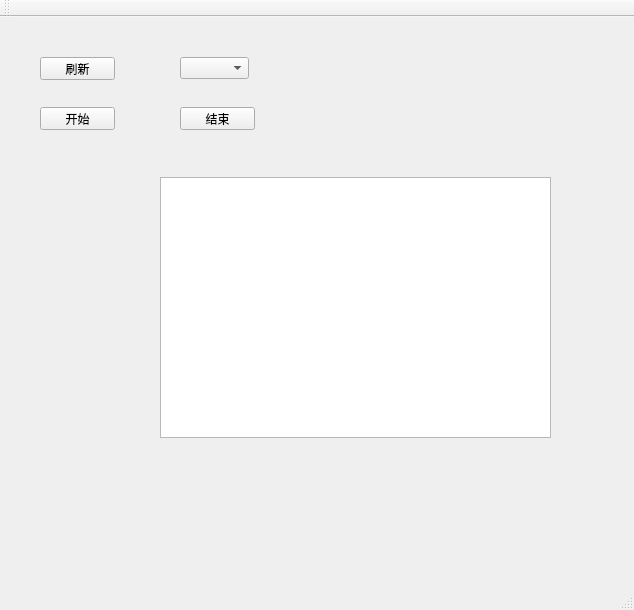
The window that eleSignal/mainwindow.ui (BigCircleLaw/Draw) describes before a commit, drawn with Qt 5.
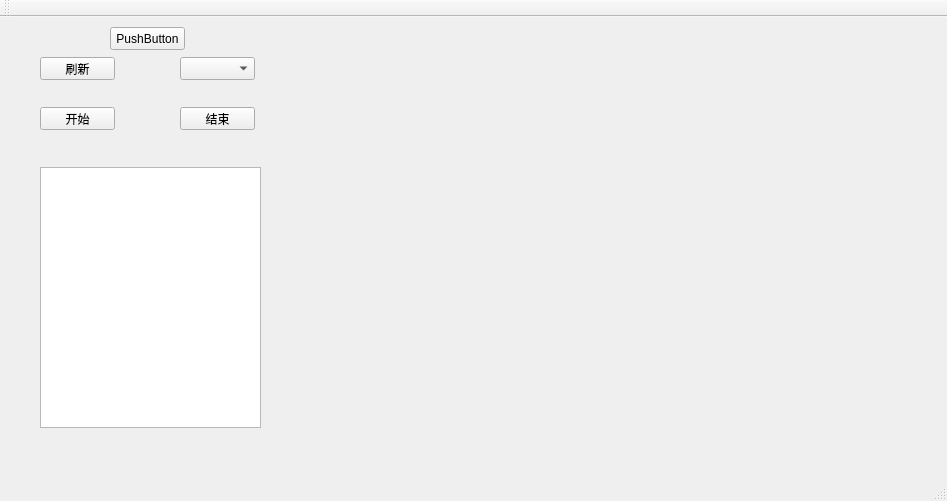
The same window after the commit.

Patch:
```diff
--- a/eleSignal/mainwindow.ui
+++ b/eleSignal/mainwindow.ui
@@ -6,8 +6,8 @@
    <rect>
     <x>0</x>
     <y>0</y>
-    <width>634</width>
-    <height>610</height>
+    <width>947</width>
+    <height>501</height>
    </rect>
   </property>
   <property name="windowTitle">
@@ -32,8 +32,8 @@
      <rect>
       <x>180</x>
       <y>40</y>
-      <width>69</width>
-      <height>22</height>
+      <width>75</width>
+      <height>23</height>
      </rect>
     </property>
     <property name="currentText">
@@ -43,9 +43,9 @@
    <widget class="QTextBrowser" name="textBrowser">
     <property name="geometry">
      <rect>
-      <x>160</x>
-      <y>160</y>
-      <width>391</width>
+      <x>40</x>
+      <y>150</y>
+      <width>221</width>
       <height>261</height>
      </rect>
     </property>
@@ -76,6 +76,19 @@
      <string>结束</string>
     </property>
    </widget>
+   <widget class="QPushButton" name="pushButton">
+    <property name="geometry">
+     <rect>
+      <x>110</x>
+      <y>10</y>
+      <width>75</width>
+      <height>23</height>
+     </rect>
+    </property>
+    <property name="text">
+     <string>PushButton</string>
+    </property>
+   </widget>
   </widget>
   <widget class="QMenuBar" name="menuBar">
    <property name="geometry">
```
Left out of the diff: 2 changed lines with no effect on the pictures.
